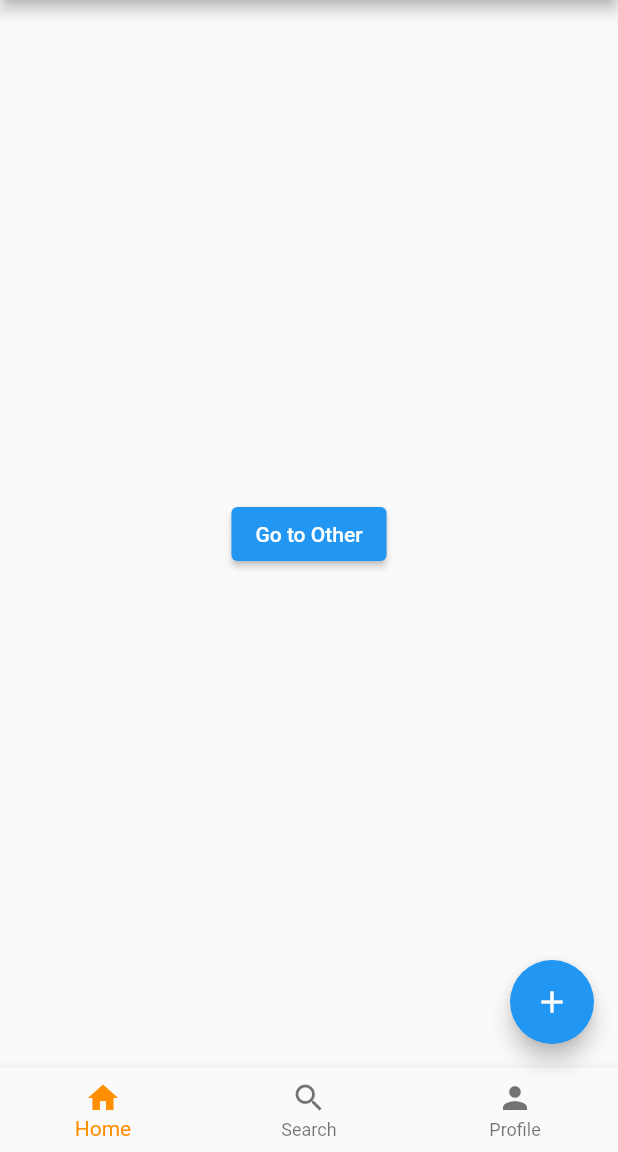
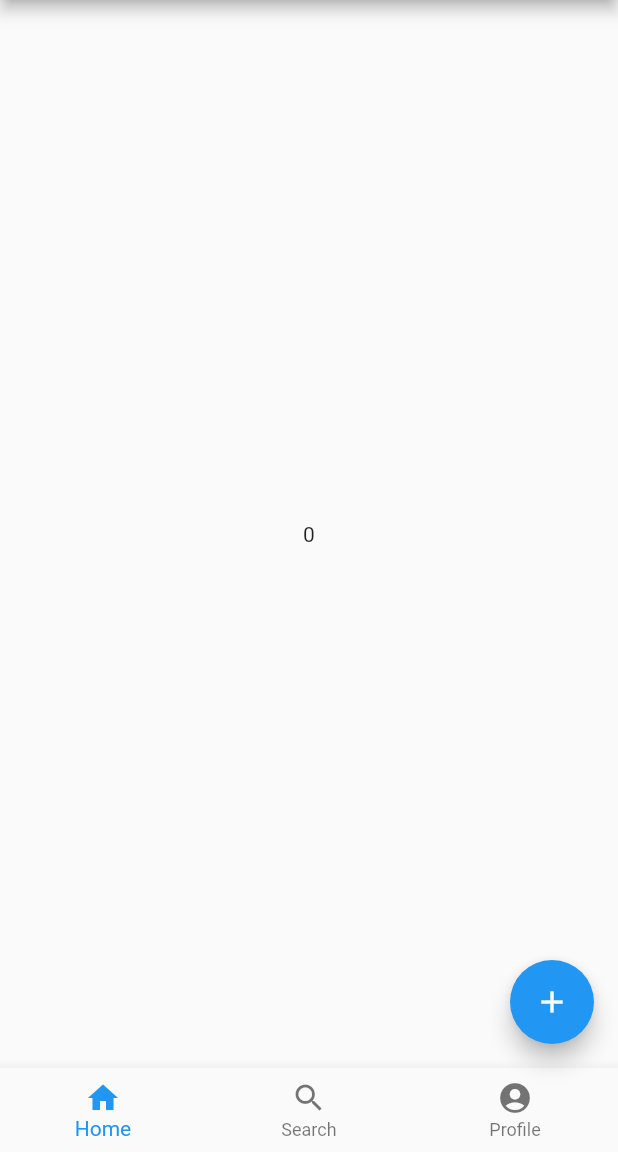
Before and after one commit to sihaisyam/mobile-simaru, a Flutter app: the HomePage screen opened directly, on a phone screen of 412 x 824 dp, the part 84-1236 px from its top. Run offline on Flutter 3.47's test engine with Material 2 defaults, Android fonts, the phone set to English and light mode, and no system bars; our stand-ins replace get, shared_preferences; accounts and stored records are empty.

Commit message:
update pertemuan 8

```diff
--- a/lib/app/modules/home_page.dart
+++ b/lib/app/modules/home_page.dart
@@ -4,6 +4,8 @@ import 'package:flutter/material.dart';
 import 'package:get/get.dart';
 import 'package:getx_intro/app/data/model/User.dart';
 import 'package:shared_preferences/shared_preferences.dart';
+import './product_screen/product_page.dart';
+import './profile_screen/profile_page.dart';
 
 class HomeController extends GetxController {
   var count = 0.obs;
@@ -13,8 +15,28 @@ class HomeController extends GetxController {
 
   Future<void> loadUser() async {
     SharedPreferences prefs = await SharedPreferences.getInstance();
-    final user = jsonDecode(prefs.getString('user') ?? "") as Map<User, dynamic>;
-    profile.value = user as User;
+    //mengubah dari string ke json
+    final user =
+        jsonDecode(prefs.getString('user') ?? "") as Map<String, dynamic>;
+    //json user di simpan didalam variable profile agar bisa di gunakan di HomePage
+    profile.value = User(firstName: user['firstName'], image: user['image']);
+  }
+}
+
+class BottomNavController extends GetxController {
+  // Observable selected index
+  var selectedIndex = 0.obs;
+
+  // List of pages for each tab
+  final List<Widget> pages = [
+    OtherPage(),
+    ProductPage(),
+    ProfilePage(),
+  ];
+
+  // Method to handle tab selection
+  void onItemTapped(int index) {
+    selectedIndex.value = index;
   }
 }
 
@@ -23,15 +45,22 @@ class HomePage extends StatelessWidget {
   Widget build(context) {
     // Instantiate your class using Get.put() to make it available for all "child" routes there.
     final HomeController hc = Get.put(HomeController());
+    final BottomNavController navControl = Get.put(BottomNavController());
     hc.loadUser();
     return Scaffold(
         // Use Obx(()=> to update Text() whenever count is changed.
-        appBar: AppBar(title: Obx(() => Text("Selamat Datang ${hc.profile.value.firstName}"))),
+        appBar: AppBar(
+            title: Obx(
+                () => Text("Selamat Datang ${hc.profile.value.firstName}"))),
         // Replace the 8 lines Navigator.push by a simple Get.to(). You don't need context
-        body: Center(
-            child: ElevatedButton(
-                child: Text("Go to Other"), onPressed: () => Get.to(Other()))),
-        bottomNavigationBar: BottomNavigationBar(
+        body: Obx(() {
+          // Use the selectedIndex to show the corresponding page
+          return navControl.pages[navControl.selectedIndex.value];
+        }),
+        bottomNavigationBar: Obx(() {
+          return BottomNavigationBar(
+            currentIndex: navControl.selectedIndex.value,
+            onTap: navControl.onItemTapped,
             items: const <BottomNavigationBarItem>[
               BottomNavigationBarItem(
                 icon: Icon(Icons.home),
@@ -42,19 +71,19 @@ class HomePage extends StatelessWidget {
                 label: 'Search',
               ),
               BottomNavigationBarItem(
-              icon: Icon(Icons.person),
+                icon: Icon(Icons.account_circle),
                 label: 'Profile',
               ),
             ],
-          selectedItemColor: Colors.amber[800],
-        ),
+          );
+        }),
         floatingActionButton: FloatingActionButton(
             child: Icon(Icons.add), onPressed: hc.increment));
   }
 }
 
-class Other extends StatelessWidget {
-  // You can ask Get to find a Controller that is being used by another page and redirect you to it.
+class OtherPage extends StatelessWidget {
+  // You can ask Get to find a Controller that is being used by anPage page and redirect you to it.
   final HomeController hc = Get.find();
 
   @override
```
Also changed, not shown: lib/app/modules/product_screen/product_page.dart (added, +82 -0 lines), lib/app/modules/profile_screen/profile_page.dart (added, +14 -0 lines). Lines whose indentation alone changed are shown as unchanged.
